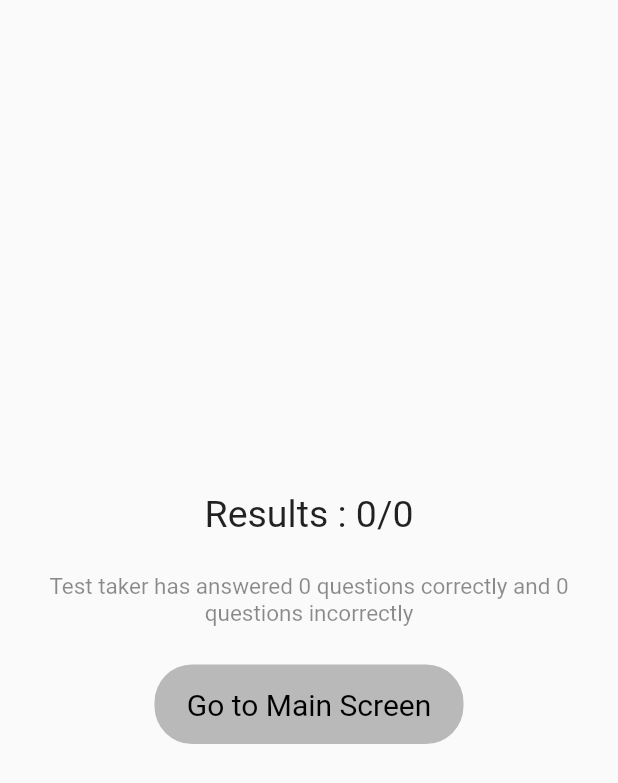
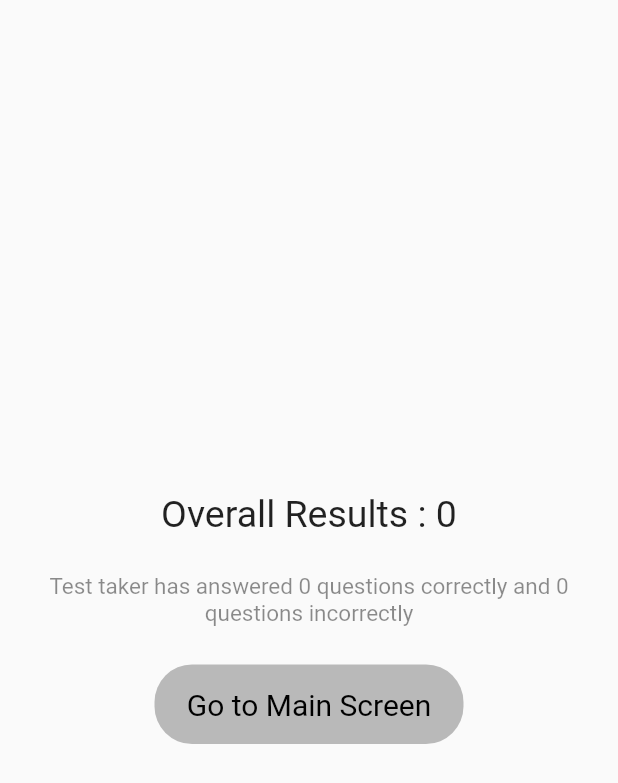
Before and after one commit to simranijhar/ielts_application, a Flutter app: the AdminOverallResult screen opened directly, on a phone screen of 412 x 824 dp. Shown: the top 783 px of the screen. Run offline on Flutter 3.47's test engine with Material 2 defaults, Android fonts, the phone set to English and light mode, and no system bars; our stand-ins replace audioplayers, cloud_firestore, firebase_core, random_string; accounts and stored records are empty.

Commit message:
ALL DONE

```diff
--- a/lib/Screens/AddTestQuestions.dart
+++ b/lib/Screens/AddTestQuestions.dart
@@ -62,6 +62,7 @@ class _AddTestQuestionsState extends State<AddTestQuestions> {
           : Form(
               key: _formKey,
               child: Container(
+                height: 1250,
                 margin: EdgeInsets.symmetric(horizontal: 20),
                 child: Column(
                   children: [
--- a/lib/Screens/AdminOverallResult.dart
+++ b/lib/Screens/AdminOverallResult.dart
@@ -19,7 +19,7 @@ class _AdminOverallResultState extends State<AdminOverallResult> {
             child: Column(
               mainAxisAlignment: MainAxisAlignment.center,
               children: [
-                Text("Results : ${widget.correctOption}/${widget.total}", style: TextStyle(fontSize: 25),),
+                Text("Overall Results : ${widget.correctOption}", style: TextStyle(fontSize: 25),),
                 SizedBox(
                   height: 25,
                 ),
```
